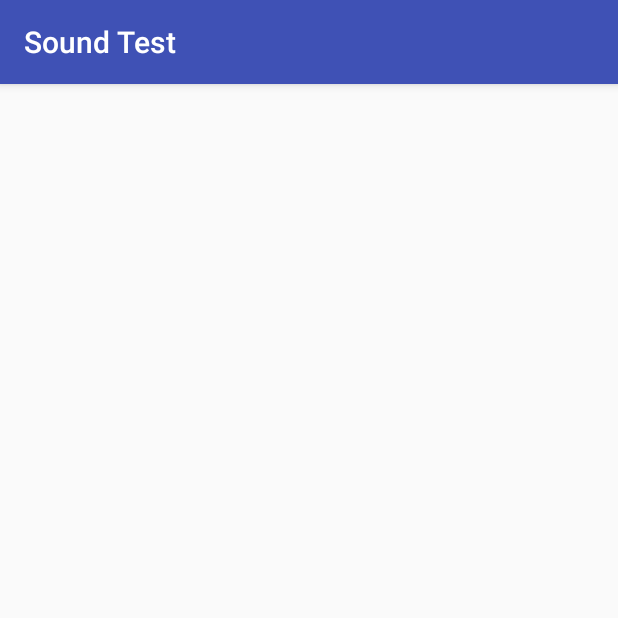
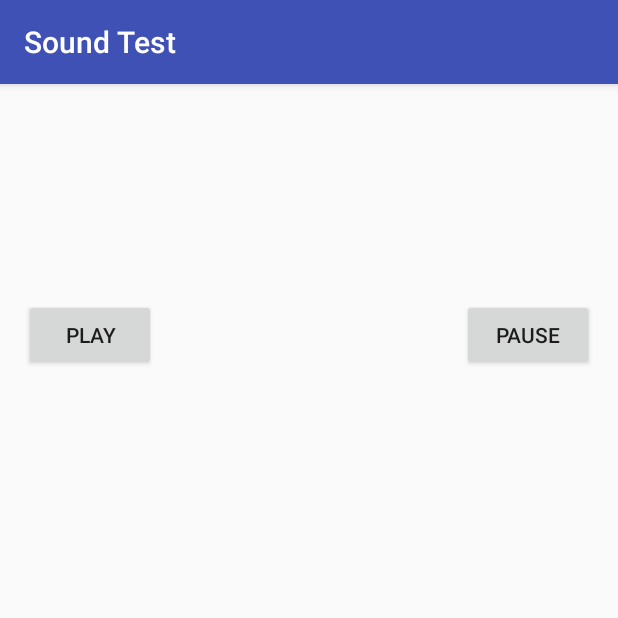
Before and after one commit to ClarkGH/SoundTest, an Android app: the screen it shows after launch (MainActivity), on a phone screen of 412 x 824 dp, the top half of it. Run offline under Robolectric (Android 15) with nearby library versions, the phone set to English and light mode, and no system bars.

Commit message:
Can pause and play

```diff
--- a/app/src/main/java/com/example/clarkhinchcliff/soundtest/MainActivity.java
+++ b/app/src/main/java/com/example/clarkhinchcliff/soundtest/MainActivity.java
@@ -3,16 +3,24 @@ package com.example.clarkhinchcliff.soundtest;
 import android.media.MediaPlayer;
 import android.support.v7.app.AppCompatActivity;
 import android.os.Bundle;
+import android.view.View;
 
 public class MainActivity extends AppCompatActivity {
+
+    MediaPlayer mPlayer;
+
+    public void playAudio(View view) {
+        mPlayer.start();
+    }
+
+    public void pausePause(View view) {
+        mPlayer.pause();
+    }
 
     @Override
     protected void onCreate(Bundle savedInstanceState) {
         super.onCreate(savedInstanceState);
         setContentView(R.layout.activity_main);
-
-        MediaPlayer mPlayer = MediaPlayer.create(this, R.raw.toot);
-
-        mPlayer.start();
+        mPlayer = MediaPlayer.create(this, R.raw.toot);
     }
 }
--- a/app/src/main/res/layout/activity_main.xml
+++ b/app/src/main/res/layout/activity_main.xml
@@ -9,4 +9,22 @@
     android:paddingTop="@dimen/activity_vertical_margin"
     tools:context="com.example.clarkhinchcliff.soundtest.MainActivity">
 
+    <Button
+        android:layout_width="wrap_content"
+        android:layout_height="wrap_content"
+        android:text="Play"
+        android:id="@+id/playButton"
+        android:layout_alignParentTop="true"
+        android:layout_alignParentLeft="true"
+        android:layout_alignParentStart="true"
+        android:layout_marginTop="127dp" />
+
+    <Button
+        android:layout_width="wrap_content"
+        android:layout_height="wrap_content"
+        android:text="Pause"
+        android:id="@+id/pauseButton"
+        android:layout_alignTop="@+id/playButton"
+        android:layout_alignParentRight="true"
+        android:layout_alignParentEnd="true" />
 </RelativeLayout>
```
